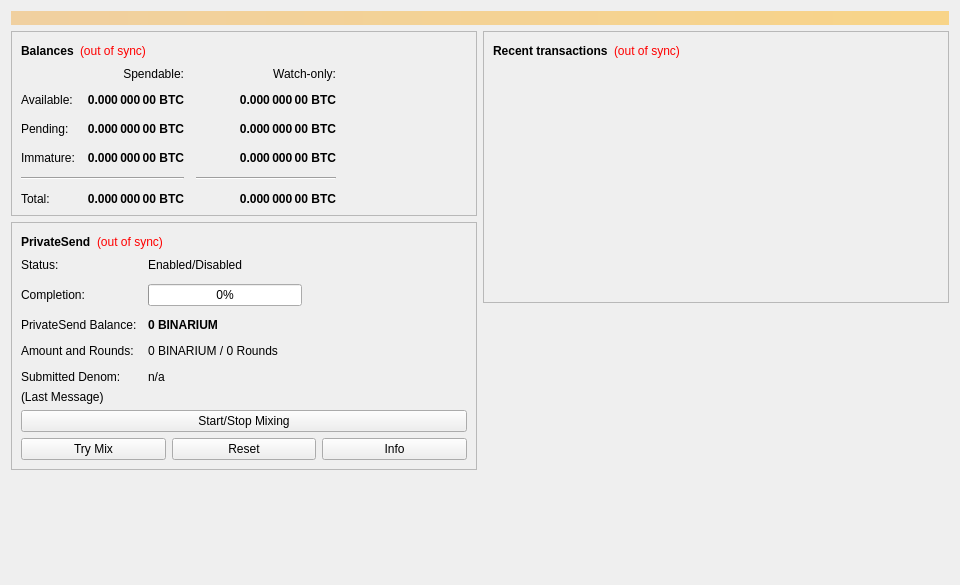
Above: src/qt/forms/overviewpage.ui from binariumpay/binarium before the change. Below: the same form after it.
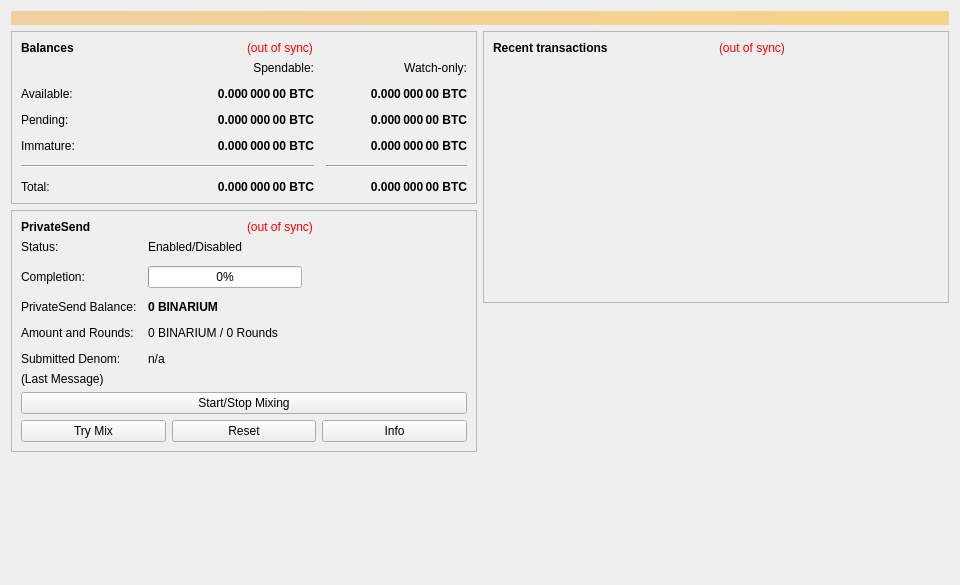
That is the form after the change.

The edit to the form file:
```diff
--- a/src/qt/forms/overviewpage.ui
+++ b/src/qt/forms/overviewpage.ui
@@ -83,19 +83,6 @@
               </property>
              </widget>
             </item>
-            <item>
-             <spacer name="horizontalSpacer_3">
-              <property name="orientation">
-               <enum>Qt::Horizontal</enum>
-              </property>
-              <property name="sizeHint" stdset="0">
-               <size>
-                <width>40</width>
-                <height>20</height>
-               </size>
-              </property>
-             </spacer>
-            </item>
            </layout>
           </item>
           <item>
@@ -236,19 +223,6 @@
               </property>
              </widget>
             </item>
-            <item row="2" column="3">
-             <spacer name="horizontalSpacer_2">
-              <property name="orientation">
-               <enum>Qt::Horizontal</enum>
-              </property>
-              <property name="sizeHint" stdset="0">
-               <size>
-                <width>40</width>
-                <height>20</height>
-               </size>
-              </property>
-             </spacer>
-            </item>
             <item row="3" column="0">
              <widget class="QLabel" name="labelImmatureText">
               <property name="text">
@@ -438,19 +412,6 @@
               </property>
              </widget>
             </item>
-            <item>
-             <spacer name="horizontalSpacer_4">
-              <property name="orientation">
-               <enum>Qt::Horizontal</enum>
-              </property>
-              <property name="sizeHint" stdset="0">
-               <size>
-                <width>40</width>
-                <height>20</height>
-               </size>
-              </property>
-             </spacer>
-            </item>
            </layout>
           </item>
           <item>
@@ -696,19 +657,6 @@
               </property>
              </widget>
             </item>
-            <item>
-             <spacer name="horizontalSpacer">
-              <property name="orientation">
-               <enum>Qt::Horizontal</enum>
-              </property>
-              <property name="sizeHint" stdset="0">
-               <size>
-                <width>40</width>
-                <height>20</height>
-               </size>
-              </property>
-             </spacer>
-            </item>
            </layout>
           </item>
           <item>
```
